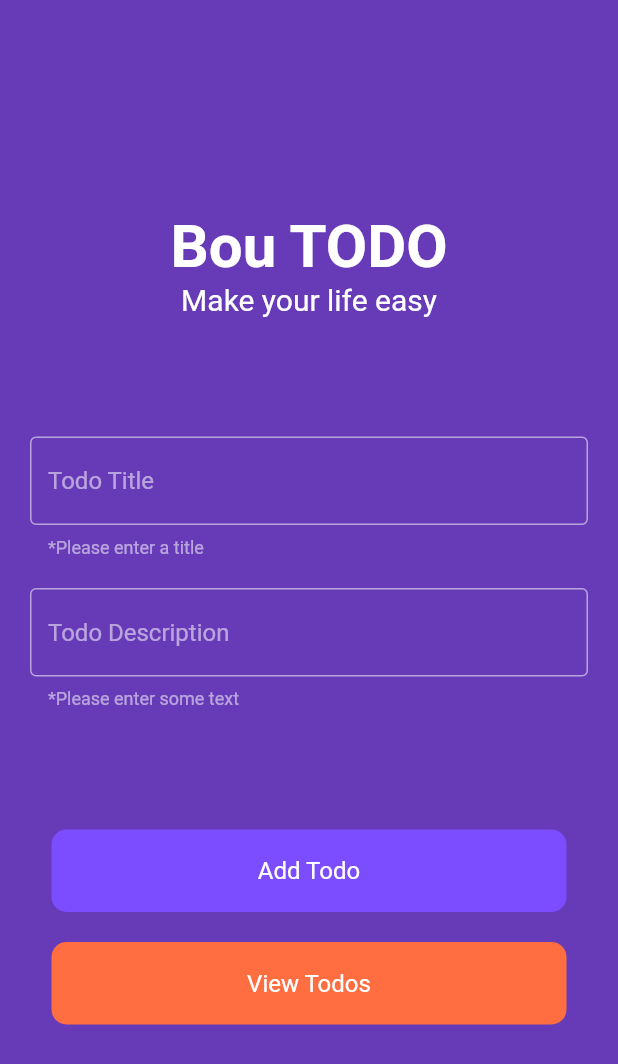
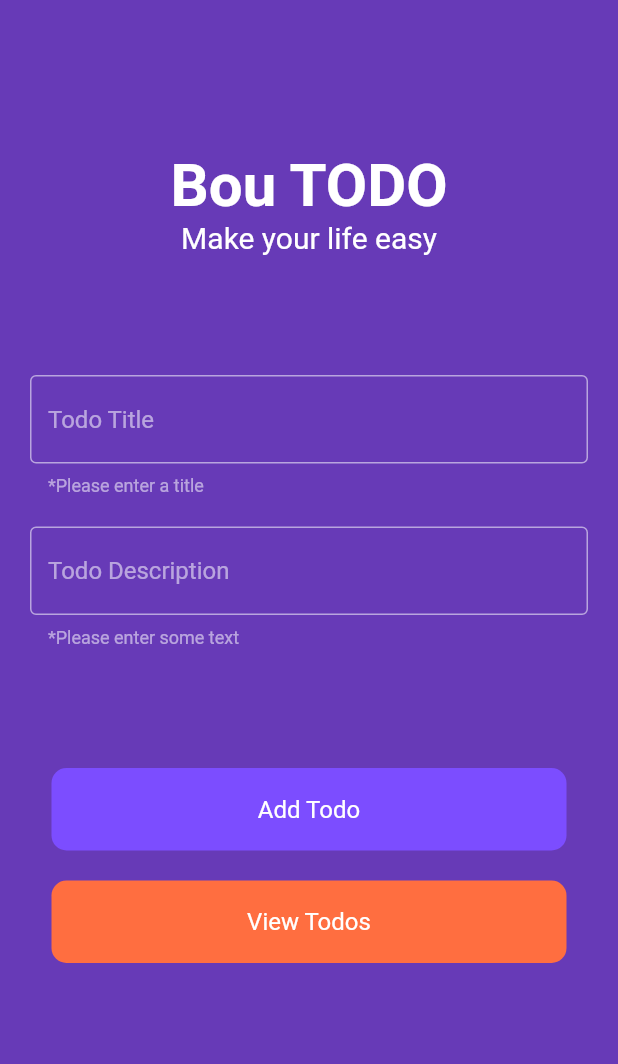
Before and after one commit to tusharhow/flutter-todo, a Flutter app: the screen it shows after launch, after a tap on "Add Todo", on a phone screen of 412 x 824 dp. Shown: the top 1064 px of the screen. Run offline on Flutter 3.47's test engine with Material 2 defaults, Android fonts, the phone set to English and light mode, and no system bars; our stand-ins replace get; network calls fail.

Commit message:
Issue fixed

```diff
--- a/lib/controllers/todo_controllers.dart
+++ b/lib/controllers/todo_controllers.dart
@@ -1,12 +1,11 @@
 import 'dart:convert';
-
-import 'package:flutter/cupertino.dart';
 import 'package:flutter_todo/models/all_todos.dart';
 import 'package:flutter_todo/models/generic_response.dart';
 import 'package:flutter_todo/services/urls.dart';
+import 'package:get/get.dart';
 import 'package:http/http.dart' as http;
 
-class TodoController extends ChangeNotifier {
+class TodoController extends GetxController {
   Future<GenericResponse> addTodo(String title, String desc) async {
     final response = await http.post(
       Uri.parse("$BASE_URL/todo"),
@@ -32,11 +31,10 @@ class TodoController extends ChangeNotifier {
     );
     if (response.statusCode == 200) {
       print(response.body);
-      todos.addAll(getTodosModelFromJson(response.body)!);
-      notifyListeners();
+      todos.addAll(getTodosModelFromJson(response.body));
+      update();
       return todos;
     } else {
-      print("$BASE_URL/todos");
       throw Exception('Failed to get todos');
     }
   }
@@ -63,9 +61,17 @@ class TodoController extends ChangeNotifier {
     );
     if (response.statusCode == 200) {
       print(response.body);
-      notifyListeners();
+
+      update();
     } else {
       throw Exception('Failed to update todo');
     }
   }
+
+  @override
+  void onInit() {
+    // TODO: implement onInit
+    super.onInit();
+    getTodos();
+  }
 }
--- a/lib/main.dart
+++ b/lib/main.dart
@@ -1,10 +1,12 @@
 import 'package:flutter/material.dart';
 import 'package:flutter_todo/views/homepage.dart';
+import 'package:get/get.dart';
 import 'package:provider/provider.dart';
 
 import 'controllers/todo_controllers.dart';
 
 void main() {
+  WidgetsFlutterBinding.ensureInitialized();
   runApp(const MyApp());
 }
 
@@ -13,18 +15,13 @@ class MyApp extends StatelessWidget {
 
   @override
   Widget build(BuildContext context) {
-    return MultiProvider(
-      providers: [
-        ChangeNotifierProvider(create: (_) => TodoController()),
-      ],
-      child: MaterialApp(
-        debugShowCheckedModeBanner: false,
-        title: 'Flutter Demo',
-        theme: ThemeData(
-          primarySwatch: Colors.blue,
-        ),
-        home: const HomePage(),
+    return GetMaterialApp(
+      debugShowCheckedModeBanner: false,
+      title: 'Flutter Demo',
+      theme: ThemeData(
+        primarySwatch: Colors.blue,
       ),
+      home: const HomePage(),
     );
   }
 }
--- a/lib/models/all_todos.dart
+++ b/lib/models/all_todos.dart
@@ -1,11 +1,11 @@
 import 'dart:convert';
 
-List<GetTodosModel>? getTodosModelFromJson(String? str) =>
+List<GetTodosModel> getTodosModelFromJson(String? str) =>
     List<GetTodosModel>.from(
-        json.decode(str!)!.map((x) => GetTodosModel.fromJson(x)));
+        json.decode(str!).map((x) => GetTodosModel.fromJson(x)));
 
-String getTodosModelToJson(List<GetTodosModel>? data) =>
-    json.encode(List<dynamic>.from(data!.map((x) => x.toJson())));
+String getTodosModelToJson(List<GetTodosModel> data) =>
+    json.encode(List<dynamic>.from(data.map((x) => x.toJson())));
 
 class GetTodosModel {
   GetTodosModel({
@@ -15,10 +15,10 @@ class GetTodosModel {
     required this.createdAt,
   });
 
-  String id;
-  String title;
-  String description;
-  DateTime createdAt;
+  String? id;
+  String? title;
+  String? description;
+  DateTime? createdAt;
 
   factory GetTodosModel.fromJson(Map<String, dynamic> json) => GetTodosModel(
         id: json["id"],
@@ -31,6 +31,6 @@ class GetTodosModel {
         "id": id,
         "title": title,
         "description": description,
-        "created_at": createdAt.toIso8601String(),
+        "created_at": createdAt!.toIso8601String(),
       };
 }
--- a/lib/views/homepage.dart
+++ b/lib/views/homepage.dart
@@ -1,8 +1,7 @@
 import 'package:flutter/cupertino.dart';
 import 'package:flutter/material.dart';
 import 'package:flutter_todo/controllers/todo_controllers.dart';
-import 'package:provider/provider.dart';
-
+import 'package:get/get.dart';
 import 'todo_list.dart';
 
 class HomePage extends StatelessWidget {
@@ -15,11 +14,14 @@ class HomePage extends StatelessWidget {
     GlobalKey<FormState> formKey = GlobalKey<FormState>();
     return Scaffold(
       backgroundColor: Colors.deepPurple,
-      body: Consumer<TodoController>(
-        builder: (context, val, _) {
-          return Column(
+      body: GetBuilder<TodoController>(
+          init: TodoController(),
+          builder: (val) {
+            return SingleChildScrollView(
+              child: Column(
                 mainAxisAlignment: MainAxisAlignment.center,
                 children: [
+                  SizedBox(height: 100),
                   const Text(
                     "Bou TODO",
                     style: TextStyle(
@@ -28,14 +30,14 @@ class HomePage extends StatelessWidget {
                       fontWeight: FontWeight.bold,
                     ),
                   ),
-           const   Text(
+                  const Text(
                     "Make your life easy",
                     style: TextStyle(
                       fontSize: 20,
                       color: Colors.white,
                     ),
                   ),
-          const    SizedBox(
+                  const SizedBox(
                     height: 20 * 4,
                   ),
                   Form(
@@ -154,7 +156,7 @@ class HomePage extends StatelessWidget {
                                   ScaffoldMessenger.of(context).showSnackBar(
                                     const SnackBar(
                                       content: Text('Todo Added Successfully'),
-                                  duration:  Duration(seconds: 2),
+                                      duration: Duration(seconds: 2),
                                     ),
                                   ),
                                   titleController.clear(),
@@ -185,14 +187,10 @@ class HomePage extends StatelessWidget {
                   ),
                   GestureDetector(
                     onTap: () {
-                  if (val.todos != null) {
                       Navigator.push(
                           context,
                           CupertinoPageRoute(
                               builder: (context) => const TodoList()));
-                  } else {
-                    print('No todos to show');
-                  }
                     },
                     child: Container(
                       height: 55,
@@ -213,9 +211,9 @@ class HomePage extends StatelessWidget {
                     ),
                   ),
                 ],
+              ),
             );
-        },
-      ),
+          }),
     );
   }
 }
--- a/pubspec.yaml
+++ b/pubspec.yaml
@@ -30,6 +30,7 @@ dependencies:
   cupertino_icons: ^1.0.2
   flutter:
     sdk: flutter
+  get: ^4.6.3
   http: ^0.13.4
   provider: ^6.0.2
 
```
Also changed, not shown: lib/views/todo_list.dart (+16 -24 lines), pubspec.lock. Lines whose indentation alone changed are shown as unchanged.
